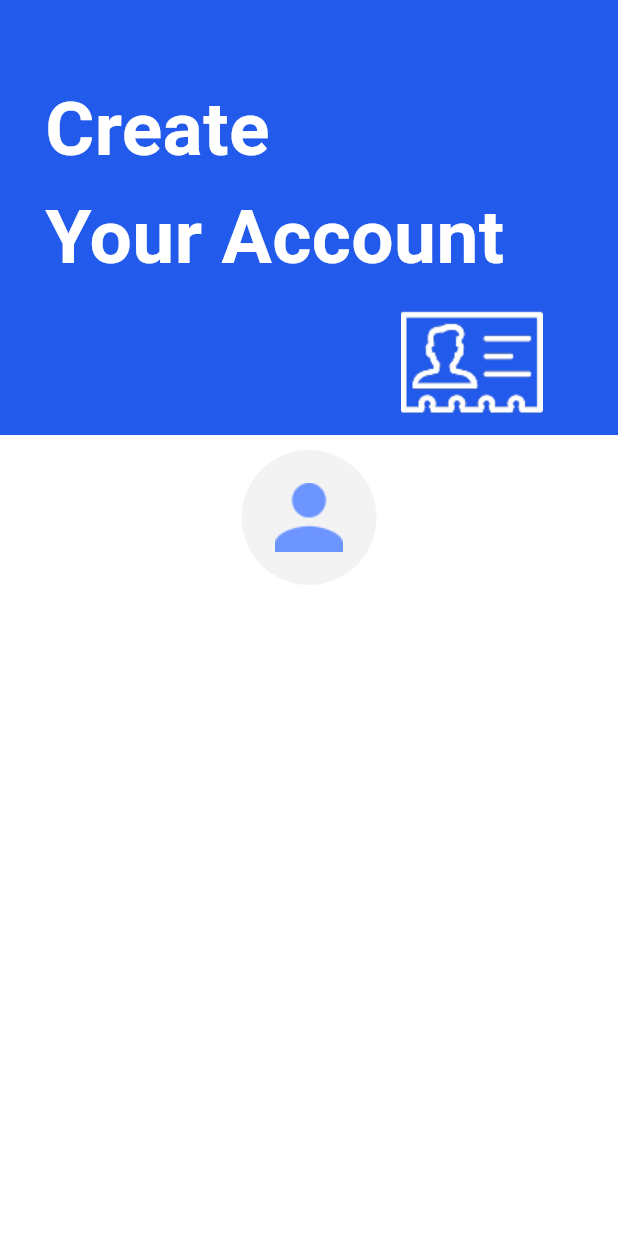
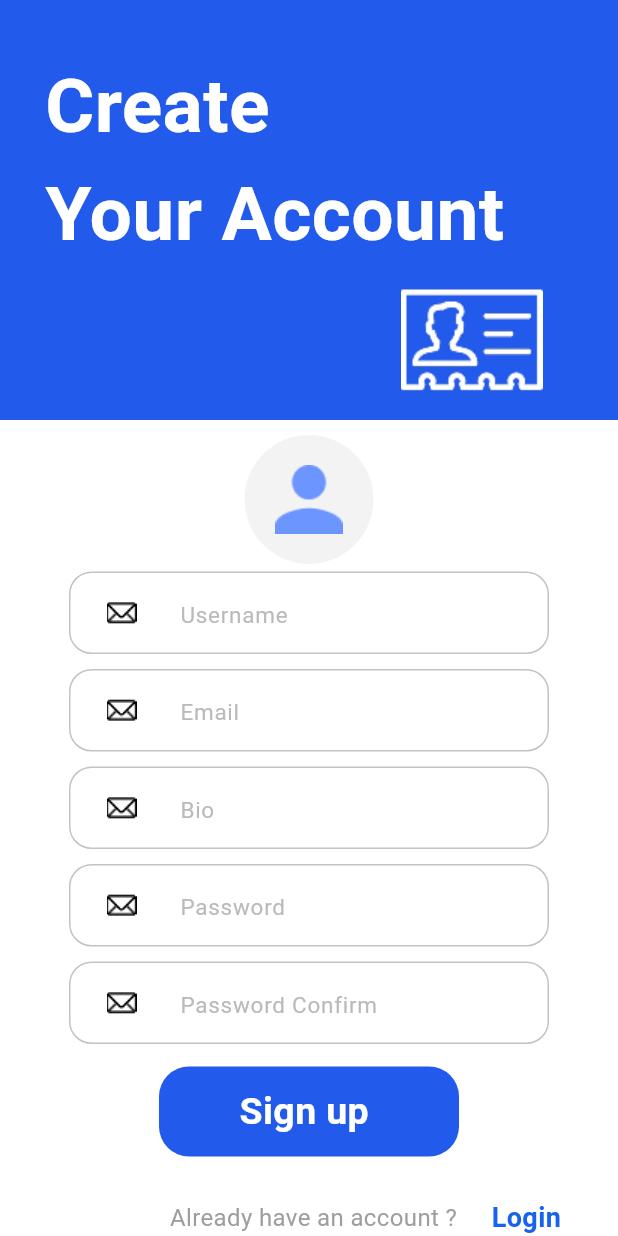
Before and after one commit to wijit1/ITDS283-TinyQ, a Flutter app: the screen it shows after launch, on a phone screen of 412 x 824 dp. Run offline on Flutter 3.47's test engine with Material 3 defaults, Android fonts, the phone set to English and light mode, and no system bars; our stand-ins replace flutter_screenutil, google_fonts.

Commit message:
Edit Textfield Input Sign up Screen

```diff
--- a/tinyq/lib/screen/signup_screen.dart
+++ b/tinyq/lib/screen/signup_screen.dart
@@ -8,6 +8,18 @@ class SignupScreen extends StatefulWidget {
 }
 
 class _SignupScreenState extends State<SignupScreen> {
+  final email = TextEditingController();
+  FocusNode email_F = FocusNode();
+  final password = TextEditingController();
+  FocusNode password_F = FocusNode();
+  final passwordConfirme = TextEditingController();
+  FocusNode passwordConfirme_F = FocusNode();
+  final username = TextEditingController();
+  FocusNode username_F = FocusNode();
+
+  final bio = TextEditingController();
+  FocusNode bio_F = FocusNode();
+
   @override
   Widget build(BuildContext context) {
     return Scaffold(
@@ -23,7 +35,7 @@ class _SignupScreenState extends State<SignupScreen> {
             child: InkWell(
               onTap: null,
               child: CircleAvatar(
-                radius: 45,
+                radius: 43,
                 backgroundColor: const Color.fromARGB(255, 243, 243, 243),
                 child: ClipOval(
                   child: Image.asset(
@@ -35,6 +47,13 @@ class _SignupScreenState extends State<SignupScreen> {
               ),
             ),
           ),
+          Textfield(username, AssetImage("assets/images/mail_icon.png"), "Username", username_F),
+          Textfield(email, AssetImage("assets/images/mail_icon.png"), "Email", email_F),
+          Textfield(bio, AssetImage("assets/images/mail_icon.png"), "Bio", bio_F),
+          Textfield(password, AssetImage("assets/images/mail_icon.png"), "Password", password_F),
+          Textfield(passwordConfirme, AssetImage("assets/images/mail_icon.png"), "Password Confirm", passwordConfirme_F),
+          Signup_Button(),
+          Have(),
         ],
       )),
     );
@@ -46,11 +65,11 @@ Container Head() {
     color: Color(0xFF225AEB),
     child: SizedBox(
       width: double.infinity,
-      height: 290,
+      height: 280,
       child: Column(
         children: [
           Padding(
-            padding: EdgeInsets.only(left: 30, top: 50),
+            padding: EdgeInsets.only(left: 30, top: 35),
             child: Container(
               alignment: Alignment.topLeft,
               child: Text(
@@ -85,7 +104,8 @@ Container Head() {
                     "assets/images/sign_up_id_card.png",
                   )),
             ),
-          )
+          ),
+
         ],
       ),
     ),
@@ -94,13 +114,13 @@ Container Head() {
 
 Padding Have() {
     return Padding(
-        padding: EdgeInsets.symmetric(horizontal: 15,vertical: 20),
+        padding: EdgeInsets.symmetric(horizontal: 30,vertical: 20),
         child: Row(
           mainAxisAlignment: MainAxisAlignment.end,
           children: [
             Text("Already have an account ?",
             style: TextStyle(
-            fontSize: 15,
+            fontSize: 16,
             color: Colors.grey,
           ),),
             SizedBox(width: 15,),
@@ -110,7 +130,7 @@ Padding Have() {
                 padding: EdgeInsets.all(8.0),
                 child: Text("Login",
                 style: TextStyle(
-                fontSize: 16,
+                fontSize: 18,
                 color: const Color.fromARGB(255, 23, 99, 240),
                 fontWeight: FontWeight.bold
                             ),),
@@ -125,18 +145,18 @@ Padding Have() {
 
   Padding Signup_Button() {
     return Padding(
-          padding: EdgeInsets.symmetric(horizontal: 10),
+          padding: EdgeInsets.only(top: 10,bottom: 0),
           child: InkWell(
             onTap: null,
             child: Container(
               alignment: Alignment.center,
-              width: 265,
+              width: 200,
               height: 60,
               decoration: BoxDecoration(
                 color: Color(0xFF225AEB),
                 borderRadius: BorderRadius.circular(20)
               ),
-              child: Text("Signup in",
+              child: Text("Sign up ",
               style: TextStyle(
                 fontSize: 25,
                 color: Colors.white,
@@ -151,8 +171,9 @@ Padding Have() {
 
   Padding Textfield(TextEditingController controller, AssetImage icon, String type,FocusNode focusNode) {
     return Padding(
-          padding: EdgeInsets.symmetric(horizontal: 25,vertical: 15),
+          padding: EdgeInsets.symmetric(horizontal: 25,vertical: 5),
           child: Container(
+            width: 320,
             height: 55,
             decoration: BoxDecoration(
                 color: Colors.white, borderRadius: BorderRadius.circular(20)),
@@ -162,7 +183,8 @@ Padding Have() {
               focusNode: focusNode,
               decoration: InputDecoration(
                   hintText: type,
-                  hintStyle: TextStyle(color:  Color.fromARGB(255, 145, 144, 144)),
+                  hintStyle: TextStyle(color:  Color.fromARGB(255, 187, 186, 186),
+                  fontSize: 15),
                   prefixIcon: Image(
                     width: 70,
                     image: icon),
```
